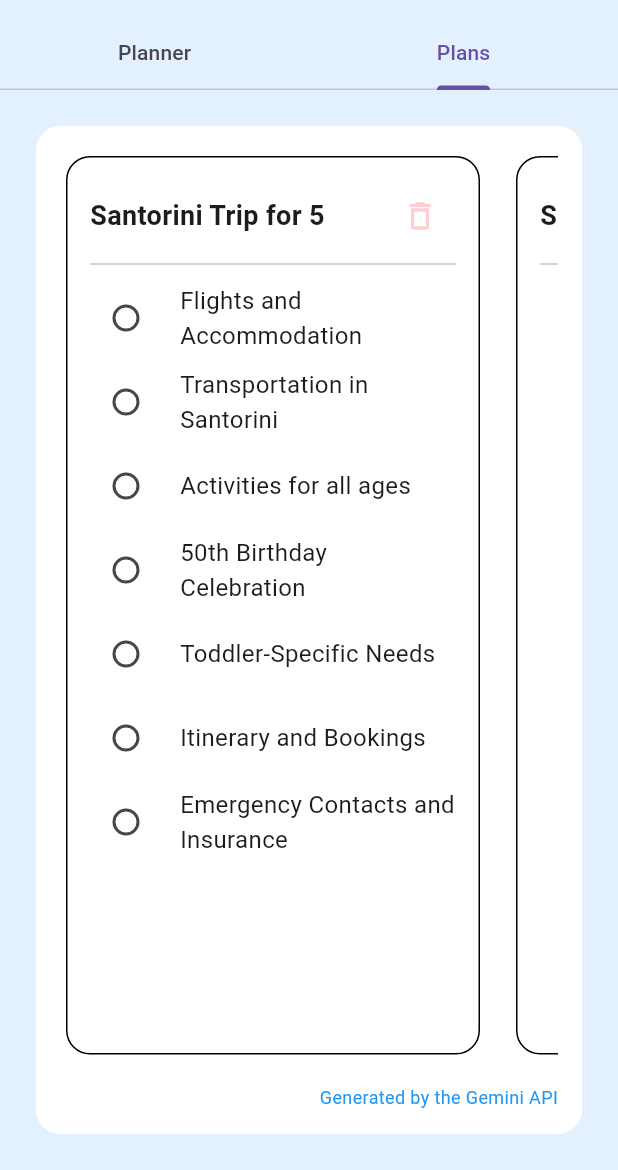
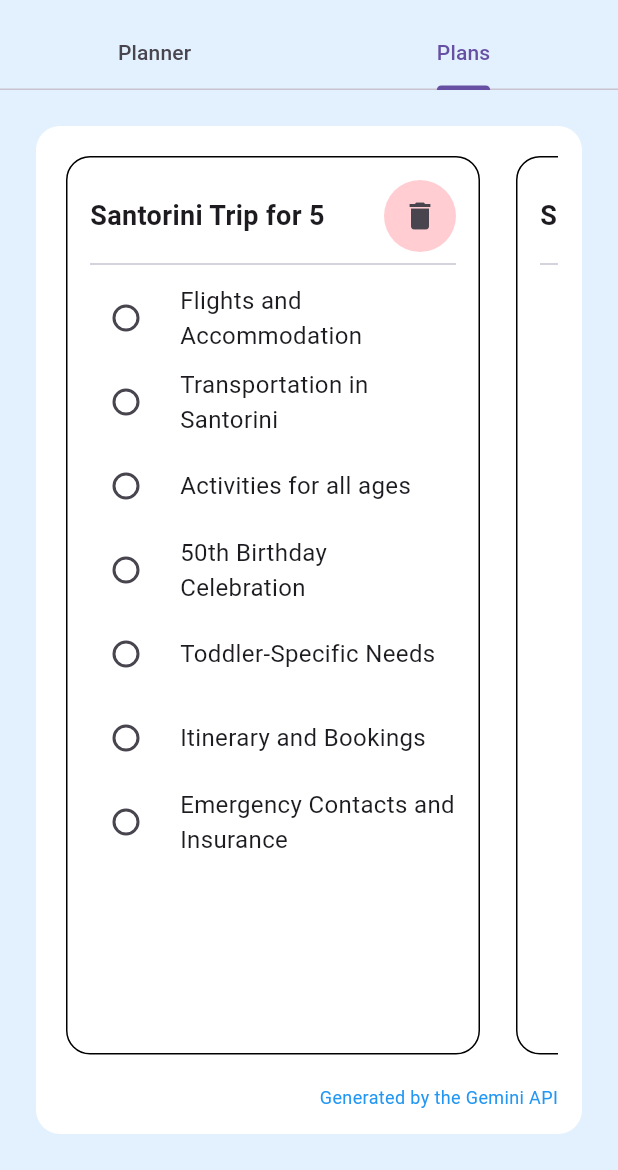
Before and after one commit to csells/vertex_ai_planner, a Flutter app: the screen it shows after launch, tab 2 chosen, on a phone screen of 412 x 824 dp, the part 66-1236 px from its top. Run offline on Flutter 3.47's test engine with Material 3 defaults, Android fonts, the phone set to English and light mode, and no system bars; our stand-ins replace firebase_core; missing offline and left inert: split_view; accounts and stored records are empty; generated files the repository leaves out were written again.

Commit message:
delete icon updates

```diff
--- a/lib/views/plan_view.dart
+++ b/lib/views/plan_view.dart
@@ -39,10 +39,15 @@ class PlanView extends StatelessWidget {
                       fontWeight: FontWeight.bold,
                     ),
                   ),
-                  IconButton(
-                    icon: const Icon(Icons.delete_outline),
-                    onPressed: _onRemovePlan,
-                    color: Colors.red[100],
+                  DecoratedBox(
+                    decoration: BoxDecoration(
+                      color: Colors.red[100],
+                      shape: BoxShape.circle,
+                    ),
+                    child: IconButton(
+                      icon: const Icon(Icons.delete),
+                      onPressed: _onRemovePlan,
+                    ),
                   ),
                 ],
               ),
```
